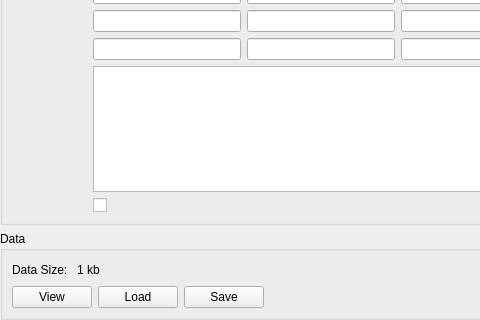
Qt form Source/ZETools/ZEMLEditor/ZEMLEditorElementWidget.ui (orcun-gokbulut/ze) before a commit; both pictures show x 0 to 480 and y 381 to 701 of the 715 by 701 pixel window.
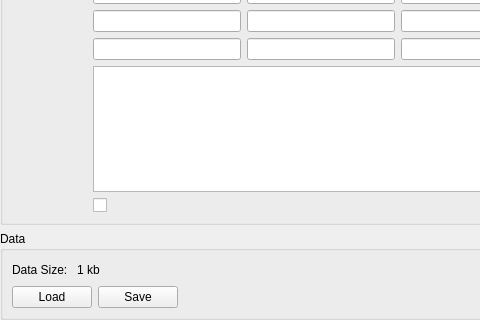
The same form after that commit.

Commit message: CHG: Deprecated ZEML files of version 0.0 can now be opened by ZEMLEditor.

What changed in the file:
```diff
--- a/Source/ZETools/ZEMLEditor/ZEMLEditorElementWidget.ui
+++ b/Source/ZETools/ZEMLEditor/ZEMLEditorElementWidget.ui
@@ -442,13 +442,6 @@
       </item>
       <item>
        <layout class="QHBoxLayout" name="horizontalLayout_4">
-        <item>
-         <widget class="QPushButton" name="btnDataView">
-          <property name="text">
-           <string>View</string>
-          </property>
-         </widget>
-        </item>
         <item>
          <widget class="QPushButton" name="btnDataLoad">
           <property name="text">
```
The commit also changes 6 other files.
